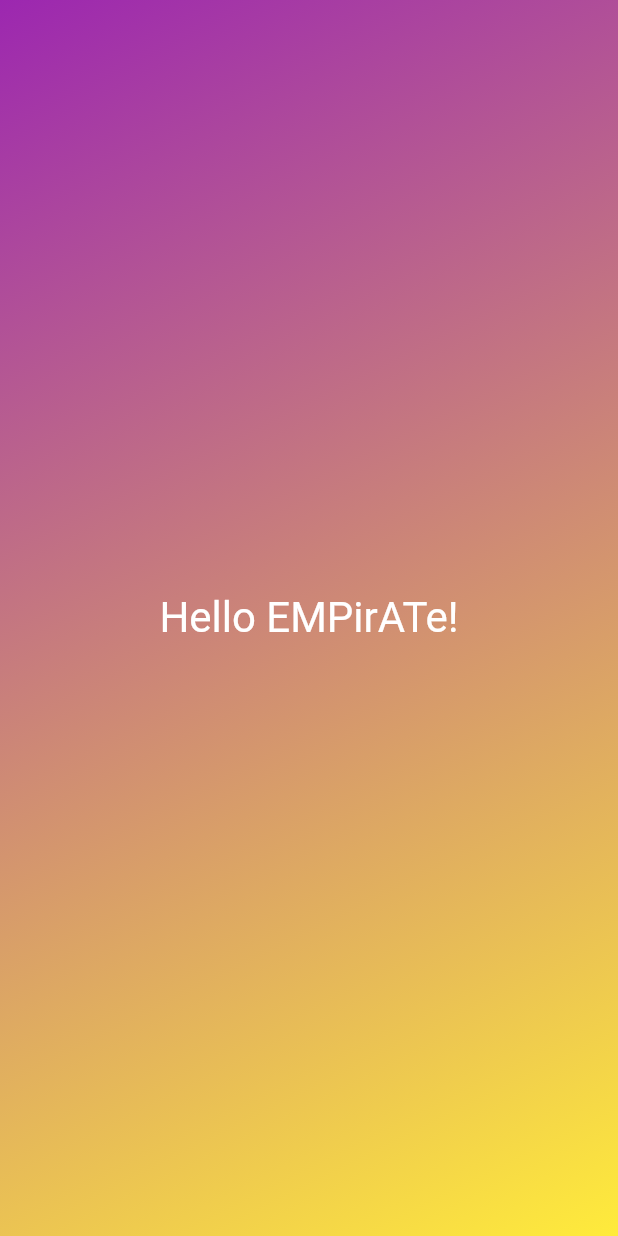
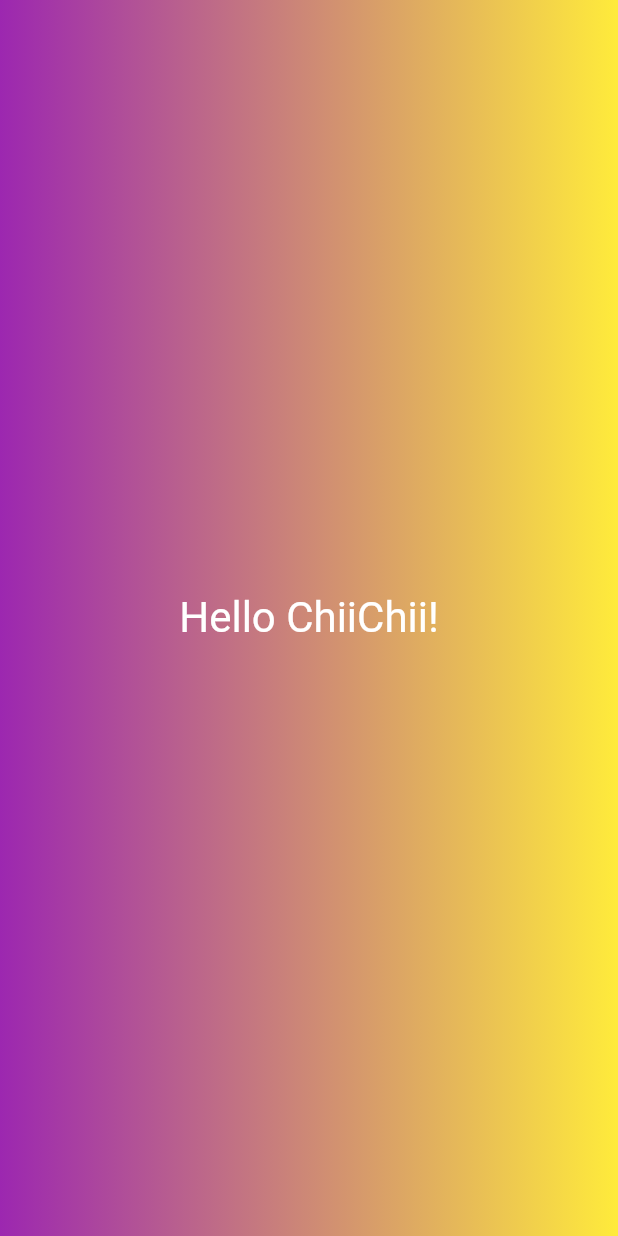
Before and after one commit to EMPirATe/cricket-scorebook, a Flutter app: the screen it shows after launch, on a phone screen of 412 x 824 dp. Run offline on Flutter 3.47's test engine with Material 2 defaults, Android fonts, the phone set to English and light mode, and no system bars.

Commit message:
chore: class variables

```diff
--- a/lib/gradient_container.dart
+++ b/lib/gradient_container.dart
@@ -1,5 +1,8 @@
 import 'package:cricket_scorebook/styled_text.dart';
 import 'package:flutter/material.dart';
+
+var startAlignment = Alignment.bottomLeft;
+var endAlignment = Alignment.bottomRight;
 
 class GradientContainer extends StatelessWidget {
   const GradientContainer({super.key});
@@ -7,11 +10,11 @@ class GradientContainer extends StatelessWidget {
   @override
   Widget build(context) {
     return Container(
-      decoration: const BoxDecoration(
-        gradient: LinearGradient(colors: [Colors.purple, Colors.yellow], begin: Alignment.topLeft, end: Alignment.bottomRight),
+      decoration: BoxDecoration(
+        gradient: LinearGradient(colors: const [Colors.purple, Colors.yellow], begin: startAlignment, end: endAlignment),
       ),
       child: const Center(
-        child: StyledText(),
+        child: StyledText('Hello ChiiChii!'),
       ),
     );
   }
--- a/lib/styled_text.dart
+++ b/lib/styled_text.dart
@@ -1,13 +1,15 @@
 import 'package:flutter/material.dart';
 
 class StyledText extends StatelessWidget {
-  const StyledText({super.key});
+  const StyledText(this.outText, {super.key});
+
+  final String outText;
 
   @override
   Widget build(context) {
-    return const Text(
-      'Hello EMPirATe!',
-      style: TextStyle(color: Colors.white, fontSize: 28),
+    return Text(
+      outText,
+      style: const TextStyle(color: Colors.white, fontSize: 28),
     );
   }
 }
```
